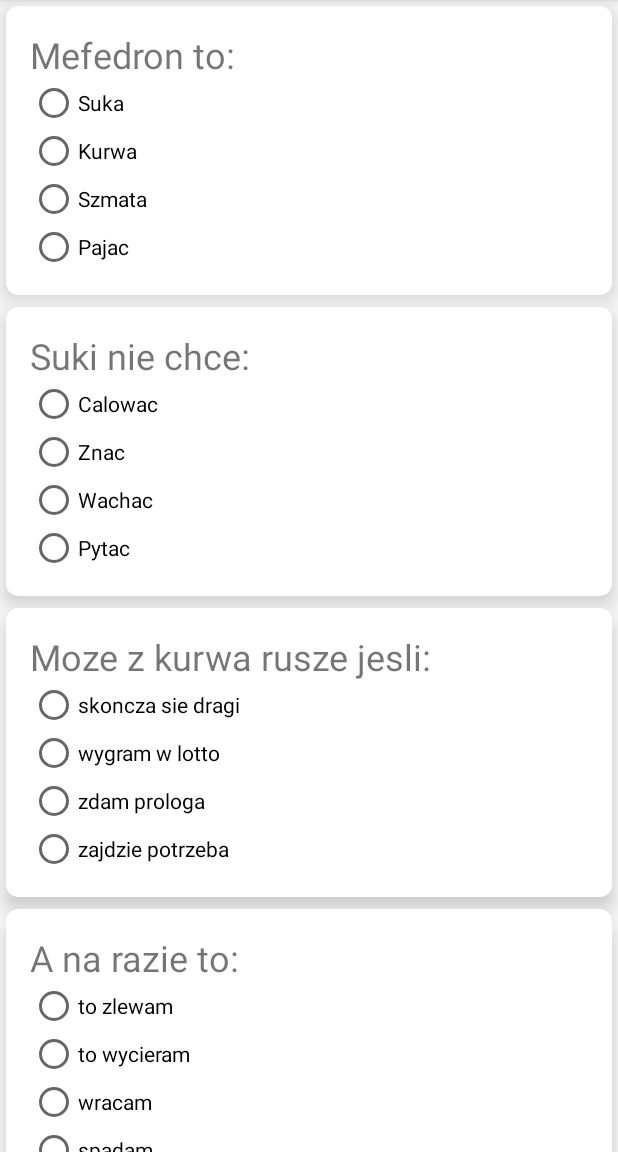
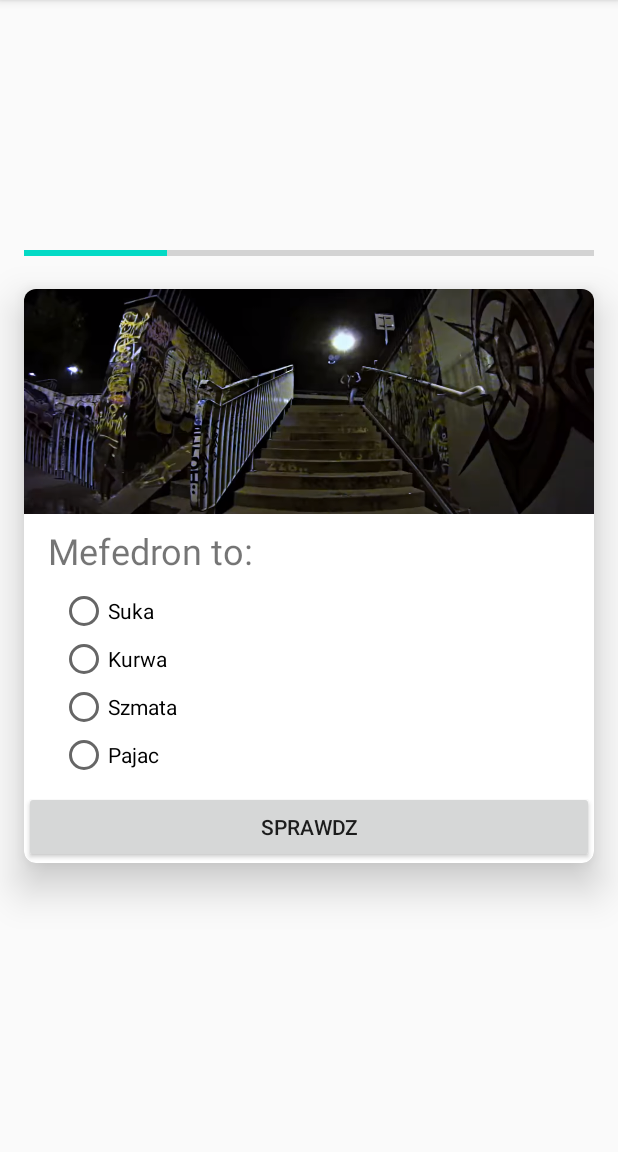
Before and after one commit to kezc/EbeEbeQuiz, an Android app: the screen it shows after launch (MainActivity), on a phone screen of 412 x 824 dp, the part 84-1236 px from its top. Run offline under Robolectric (Android 15) with nearby library versions, the phone set to English and light mode, and no system bars.

Commit message:
switched from recycler view to single animated view

```diff
--- a/app/src/main/java/com/example/ebeebequiz/Data.kt
+++ b/app/src/main/java/com/example/ebeebequiz/Data.kt
@@ -4,61 +4,25 @@ val quizQuestions = listOf(
     QuizQuestion(
         "Mefedron to:",
         "Szmata",
-        listOf("Suka", "Kurwa", "Pajac")
+        listOf("Suka", "Kurwa", "Pajac"),
+        R.drawable.ebe1
     ),
     QuizQuestion(
         "Suki nie chce:",
         "Znac",
-        listOf("Pytac", "Wachac", "Calowac")
+        listOf("Pytac", "Wachac", "Calowac"),
+        R.drawable.ebe2
     ),
     QuizQuestion(
         "Moze z kurwa rusze jesli:",
         "zajdzie potrzeba",
-        listOf("skoncza sie dragi", "wygram w lotto", "zdam prologa")
+        listOf("skoncza sie dragi", "wygram w lotto", "zdam prologa"),
+        R.drawable.ebe3
     ),
     QuizQuestion(
         "A na razie to:",
         "to zlewam",
-        listOf("wracam", "to wycieram", "spadam")
-    ),
-    QuizQuestion(
-        "Mefedron to:",
-        "Szmata",
-        listOf("Suka", "Kurwa", "Pajac")
-    ),
-    QuizQuestion(
-        "Suki nie chce:",
-        "Znac",
-        listOf("Pytac", "Wachac", "Calowac")
-    ),
-    QuizQuestion(
-        "Moze z kurwa rusze jesli:",
-        "zajdzie potrzeba",
-        listOf("skoncza sie dragi", "wygram w lotto", "zdam prologa")
-    ),
-    QuizQuestion(
-        "A na razie to:",
-        "to zlewam",
-        listOf("wracam", "to wycieram", "spadam")
-    ),
-    QuizQuestion(
-        "Mefedron to:",
-        "Szmata",
-        listOf("Suka", "Kurwa", "Pajac")
-    ),
-    QuizQuestion(
-        "Suki nie chce:",
-        "Znac",
-        listOf("Pytac", "Wachac", "Calowac")
-    ),
-    QuizQuestion(
-        "Moze z kurwa rusze jesli:",
-        "zajdzie potrzeba",
-        listOf("skoncza sie dragi", "wygram w lotto", "zdam prologa")
-    ),
-    QuizQuestion(
-        "A na razie to:",
-        "to zlewam",
-        listOf("wracam", "to wycieram", "spadam")
+        listOf("wracam", "to wycieram", "spadam"),
+        R.drawable.ebe4
     )
 )
--- a/app/src/main/java/com/example/ebeebequiz/QuizAdapter.kt
+++ /dev/null
@@ -1,80 +0,0 @@
-package com.example.ebeebequiz
-
-import android.util.Log
-import android.view.LayoutInflater
-import android.view.View
-import android.view.ViewGroup
-import androidx.core.view.isVisible
-import androidx.recyclerview.widget.RecyclerView
-import kotlinx.android.synthetic.main.question_card.view.*
-import java.util.*
-import java.util.Arrays.toString
-
-
-class QuizAdapter(
-    private val questions: List<QuizQuestion>,
-    private val onSelect: (Int, Boolean) -> Unit
-) :
-    RecyclerView.Adapter<QuizAdapter.QuizViewHolder>() {
-
-    private val selectedOptions = MutableList<Int?>(questions.size) { null }
-
-    override fun onCreateViewHolder(parent: ViewGroup, viewType: Int): QuizViewHolder {
-        val view =
-            LayoutInflater.from(parent.context).inflate(R.layout.question_card, parent, false)
-        return QuizViewHolder(view)
-    }
-
-    override fun getItemCount(): Int {
-        return questions.size
-    }
-
-    override fun onBindViewHolder(holder: QuizViewHolder, position: Int) {
-        holder.bind(questions[position], selectedOptions[position], position)
-    }
-
-    inner class QuizViewHolder(
-        itemView: View
-    ) : RecyclerView.ViewHolder(itemView) {
-        fun bind(quizQuestion: QuizQuestion, selectedOption: Int?, position: Int) {
-            itemView.answers.clearCheck()
-
-            Log.d("QuizAdapter", "$position $selectedOptions")
-
-            when (selectedOption) {
-                0 -> itemView.answer1
-                1 -> itemView.answer2
-                2 -> itemView.answer3
-                3 -> itemView.answer4
-                else -> null
-            }?.let { radioButton ->
-                Log.d("QuizAdapter", selectedOption.toString())
-                itemView.answers.check(radioButton.id)
-            }
-
-            itemView.question.text = quizQuestion.question
-
-            itemView.answer1.text = quizQuestion.allAnswers[0]
-            itemView.answer2.text = quizQuestion.allAnswers[1]
-            itemView.answer3.text = quizQuestion.allAnswers[2]
-            itemView.answer4.text = quizQuestion.allAnswers[3]
-
-            itemView.answers.setOnCheckedChangeListener { _, id ->
-                val answerIndex = when (id) {
-                    itemView.answer1.id -> 0
-                    itemView.answer2.id -> 1
-                    itemView.answer3.id -> 2
-                    itemView.answer4.id -> 3
-                    else -> null
-                }
-                Log.d("QuizAdapter AnswerIndex", answerIndex.toString())
-                selectedOptions[position] = answerIndex
-                onSelect(
-                    position,
-                    answerIndex != null && quizQuestion.allAnswers[answerIndex] == quizQuestion.answer
-                )
-
-            }
-        }
-    }
-}
--- a/app/src/main/java/com/example/ebeebequiz/QuizFragment.kt
+++ b/app/src/main/java/com/example/ebeebequiz/QuizFragment.kt
@@ -1,13 +1,17 @@
 package com.example.ebeebequiz
 
+import android.animation.Animator
+import android.animation.AnimatorListenerAdapter
+import android.animation.ObjectAnimator
 import android.os.Bundle
+import android.util.Log
 import android.view.LayoutInflater
 import android.view.View
 import android.view.ViewGroup
-import android.widget.Toast
+import android.view.animation.DecelerateInterpolator
+import androidx.core.content.ContextCompat
 import androidx.fragment.app.Fragment
 import androidx.fragment.app.viewModels
-import androidx.recyclerview.widget.LinearLayoutManager
 import kotlinx.android.synthetic.main.quiz_fragment.*
 
 class QuizFragment : Fragment() {
@@ -28,10 +32,47 @@ class QuizFragment : Fragment() {
     override fun onViewCreated(view: View, savedInstanceState: Bundle?) {
         super.onViewCreated(view, savedInstanceState)
 
-        quizList.adapter = QuizAdapter(quizQuestions) { pos, isCorrect ->
-            Toast.makeText(requireContext(), isCorrect.toString(), Toast.LENGTH_SHORT).show()
+        var questionPos = 0
+
+        progressBar.max = quizQuestions.size * 100
+        setProgressAnimate(questionPos)
+
+        showQuestion(quizQuestions[questionPos])
+
+        button.setOnClickListener {
+            if (++questionPos >= quizQuestions.size) questionPos = 0
+            setProgressAnimate(questionPos)
+            Log.d("QuizFragment", questionPos.toString())
+            card.animate().translationX(-view.width.toFloat()).apply { duration = 150 }
+                .setListener(object : AnimatorListenerAdapter() {
+                    override fun onAnimationEnd(animation: Animator?) {
+                        showQuestion(quizQuestions[questionPos])
+                        card.translationX = view.width.toFloat()
+                        card.animate().translationX(0f).apply { duration = 150 }.setListener(null)
+                    }
+                })
         }
-        quizList.layoutManager = LinearLayoutManager(requireContext())
+
+    }
+
+    private fun setProgressAnimate(questionPos: Int) {
+        ObjectAnimator.ofInt(progressBar, "progress", progressBar.progress, (questionPos + 1) * 100)
+            .apply {
+                duration = 100
+                interpolator = DecelerateInterpolator()
+                start()
+            }
+    }
+
+    private fun showQuestion(quizQuestion: QuizQuestion) {
+        image.setImageDrawable(ContextCompat.getDrawable(requireContext(), quizQuestion.image))
+        question.text = quizQuestion.question
+        answers.clearCheck()
+        answers.jumpDrawablesToCurrentState()
+        answer0.text = quizQuestion.allAnswers[0]
+        answer1.text = quizQuestion.allAnswers[1]
+        answer2.text = quizQuestion.allAnswers[2]
+        answer3.text = quizQuestion.allAnswers[3]
     }
 
 
--- a/app/src/main/java/com/example/ebeebequiz/QuizQuestion.kt
+++ b/app/src/main/java/com/example/ebeebequiz/QuizQuestion.kt
@@ -1,9 +1,13 @@
 package com.example.ebeebequiz
+
+import androidx.annotation.DrawableRes
 
 data class QuizQuestion(
     val question: String,
     val answer: String,
-    val otherAnswers: List<String>
+    val otherAnswers: List<String>,
+    @DrawableRes
+    val image: Int
 ) {
     val allAnswers = (otherAnswers + answer).shuffled()
 }
--- a/app/src/main/res/layout/question_card.xml
+++ /dev/null
@@ -1,60 +0,0 @@
-<?xml version="1.0" encoding="utf-8"?>
-<androidx.cardview.widget.CardView xmlns:android="http://schemas.android.com/apk/res/android"
-    xmlns:card_view="http://schemas.android.com/apk/res-auto"
-    android:layout_width="match_parent"
-    android:layout_margin="4dp"
-    android:layout_height="wrap_content"
-    card_view:cardCornerRadius="8dp"
-    card_view:cardElevation="8dp">
-
-    <androidx.constraintlayout.widget.ConstraintLayout
-        android:layout_width="match_parent"
-        android:layout_height="match_parent"
-        android:padding="16dp">
-
-        <TextView
-            android:id="@+id/question"
-            android:layout_width="match_parent"
-            android:layout_height="wrap_content"
-            android:text="Mefedron to"
-            android:textSize="24sp"
-            card_view:layout_constraintLeft_toLeftOf="parent"
-            card_view:layout_constraintTop_toTopOf="parent" />
-
-        <RadioGroup
-            android:id="@+id/answers"
-            android:clickable="true"
-            android:layout_width="match_parent"
-            android:layout_height="wrap_content"
-            card_view:layout_constraintTop_toBottomOf="@id/question"
-            android:focusable="true">
-
-            <RadioButton
-                android:id="@+id/answer1"
-                android:layout_width="match_parent"
-                android:layout_height="wrap_content"
-                android:text="Suka" />
-
-            <RadioButton
-                android:id="@+id/answer2"
-                android:layout_width="match_parent"
-                android:layout_height="wrap_content"
-                android:text="Szmata" />
-
-            <RadioButton
-                android:id="@+id/answer3"
-                android:layout_width="match_parent"
-                android:layout_height="wrap_content"
-                android:text="Kurwa" />
-
-            <RadioButton
-                android:id="@+id/answer4"
-                android:layout_width="match_parent"
-                android:layout_height="wrap_content"
-                android:text="Wróg" />
-
-        </RadioGroup>
-    </androidx.constraintlayout.widget.ConstraintLayout>
-
-
-</androidx.cardview.widget.CardView>
--- a/app/src/main/res/layout/quiz_fragment.xml
+++ b/app/src/main/res/layout/quiz_fragment.xml
@@ -1,13 +1,109 @@
 <?xml version="1.0" encoding="utf-8"?>
-<LinearLayout xmlns:android="http://schemas.android.com/apk/res/android"
+<androidx.constraintlayout.widget.ConstraintLayout xmlns:android="http://schemas.android.com/apk/res/android"
+    xmlns:app="http://schemas.android.com/apk/res-auto"
     xmlns:tools="http://schemas.android.com/tools"
+    android:id="@+id/containerLayout"
     android:layout_width="match_parent"
     android:layout_height="match_parent"
     tools:context=".QuizFragment">
 
-    <androidx.recyclerview.widget.RecyclerView
-        android:id="@+id/quizList"
+    <ProgressBar
+        android:id="@+id/progressBar"
+        style="@style/Widget.AppCompat.ProgressBar.Horizontal"
+        android:layout_height="wrap_content"
+        android:layout_margin="16dp"
         android:layout_width="match_parent"
-        android:layout_height="match_parent" />
+        android:indeterminate="false"
+        app:layout_constraintBottom_toTopOf="@+id/card" />
 
-</LinearLayout>
+    <androidx.cardview.widget.CardView
+        android:id="@+id/card"
+        android:layout_width="0dp"
+        android:layout_height="wrap_content"
+        android:layout_margin="16dp"
+        android:background="@color/colorPrimaryDark"
+        app:cardCornerRadius="8dp"
+        app:cardElevation="16dp"
+        app:layout_constraintBottom_toBottomOf="parent"
+        app:layout_constraintLeft_toLeftOf="parent"
+        app:layout_constraintRight_toRightOf="parent"
+        app:layout_constraintTop_toTopOf="parent">
+
+        <androidx.constraintlayout.widget.ConstraintLayout
+            android:layout_width="match_parent"
+            android:layout_height="match_parent">
+
+            <ImageView
+                android:id="@+id/image"
+                android:layout_width="match_parent"
+                android:layout_height="150dp"
+                android:scaleType="centerCrop"
+                android:src="@drawable/ebe1"
+                app:layout_constraintLeft_toLeftOf="parent"
+                app:layout_constraintRight_toRightOf="parent"
+                app:layout_constraintTop_toTopOf="parent" />
+
+            <TextView
+                android:id="@+id/question"
+                android:layout_width="match_parent"
+                android:layout_height="wrap_content"
+                android:layout_marginLeft="16dp"
+                android:layout_marginTop="8dp"
+                android:layout_marginRight="16dp"
+                android:layout_marginBottom="8dp"
+                android:text="Mefedron to"
+                android:textSize="24sp"
+                app:layout_constraintTop_toBottomOf="@id/image" />
+
+            <RadioGroup
+                android:id="@+id/answers"
+                android:layout_width="match_parent"
+                android:layout_height="wrap_content"
+                android:layout_marginLeft="24dp"
+                android:layout_marginTop="8dp"
+                android:layout_marginRight="24dp"
+                android:layout_marginBottom="8dp"
+                android:clickable="true"
+                android:focusable="true"
+                app:layout_constraintTop_toBottomOf="@id/question">
+
+                <RadioButton
+                    android:id="@+id/answer0"
+                    android:layout_width="match_parent"
+                    android:layout_height="wrap_content"
+                    android:text="Suka" />
+
+                <RadioButton
+                    android:id="@+id/answer1"
+                    android:layout_width="match_parent"
+                    android:layout_height="wrap_content"
+                    android:text="Szmata" />
+
+                <RadioButton
+                    android:id="@+id/answer2"
+                    android:layout_width="match_parent"
+                    android:layout_height="wrap_content"
+                    android:text="Kurwa" />
+
+                <RadioButton
+                    android:id="@+id/answer3"
+                    android:layout_width="match_parent"
+                    android:layout_height="wrap_content"
+                    android:text="Wróg" />
+            </RadioGroup>
+
+            <Button
+                android:id="@+id/button"
+                android:layout_width="match_parent"
+                android:layout_height="wrap_content"
+                android:layout_marginTop="8dp"
+                android:text="Sprawdz"
+                app:layout_constraintTop_toBottomOf="@+id/answers" />
+
+        </androidx.constraintlayout.widget.ConstraintLayout>
+
+
+    </androidx.cardview.widget.CardView>
+
+
+</androidx.constraintlayout.widget.ConstraintLayout>
```
Also changed, not shown: app/src/main/res/drawable/ebe1.png (added), app/src/main/res/drawable/ebe3.jpg (added), app/src/main/res/drawable/ebe4.png (added), 1 other file.
